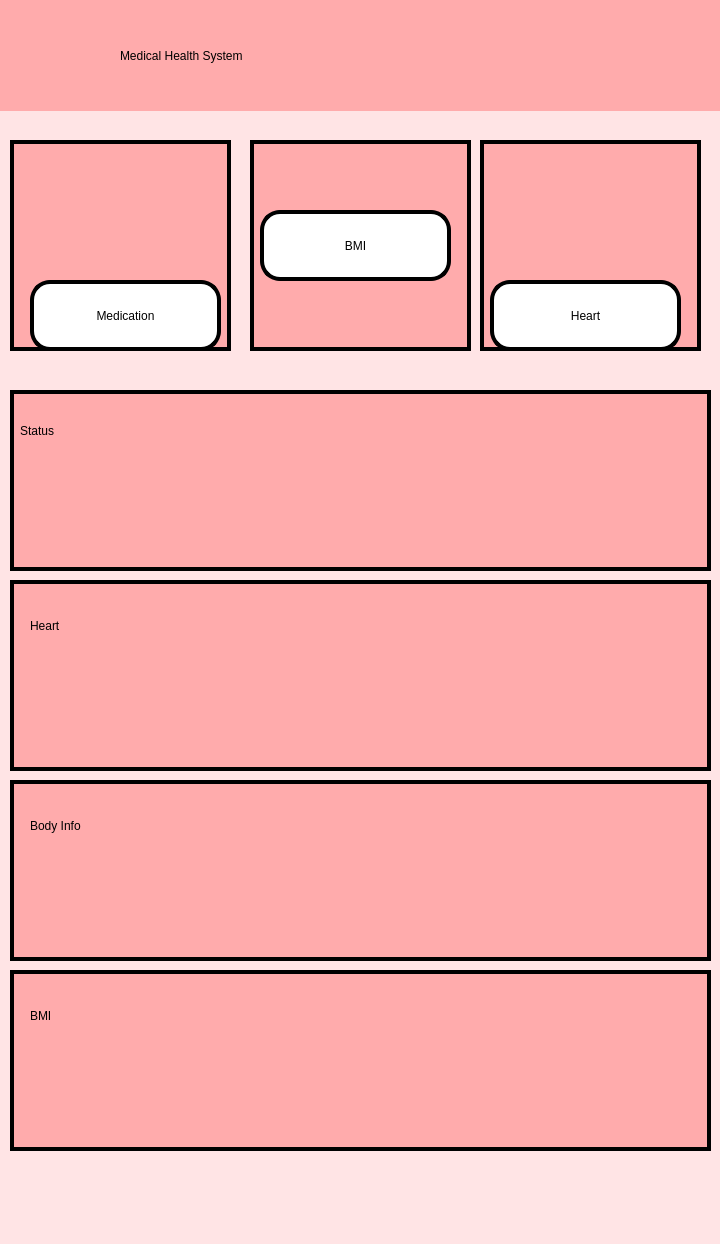
First picture: the form in UI/PHS_homepage.ui, repository NaryanSambhi/CSCN72030---Sec3---Group2, before the edit.
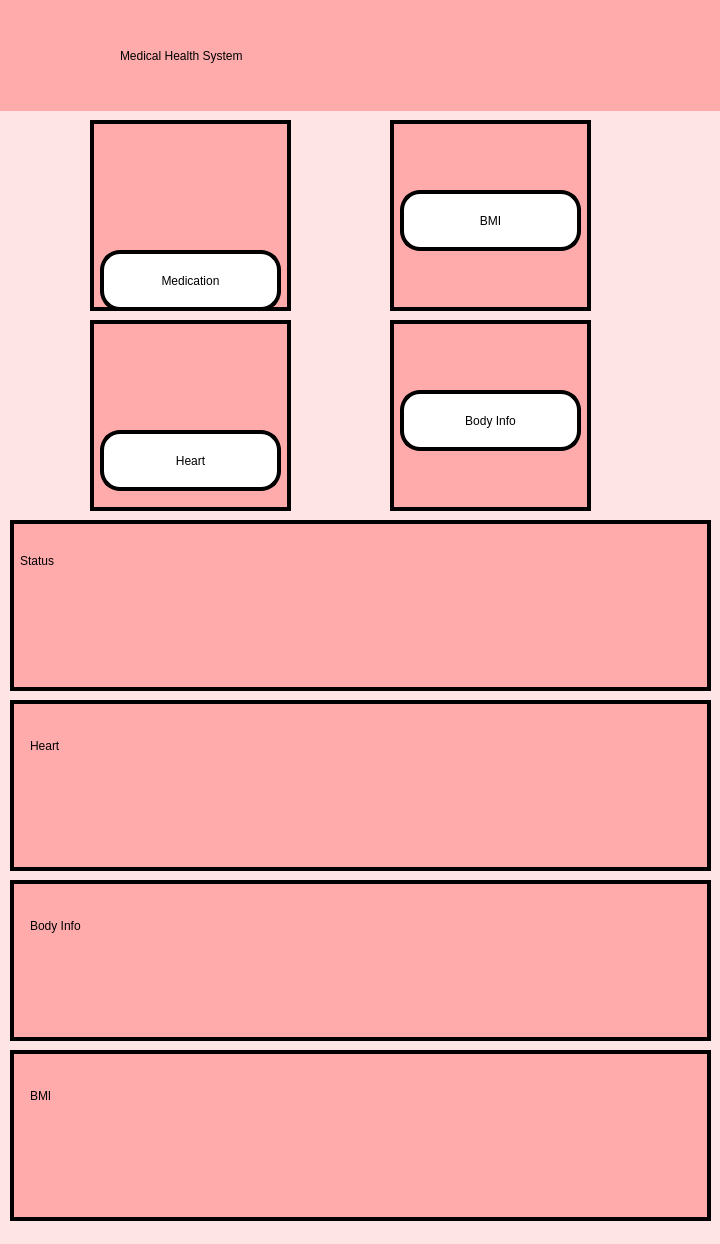
Second picture: the form after the edit. Icons and pictures are not drawn.

Commit message: made heart and body gui

Patch:
```diff
--- a/UI/PHS_homepage.ui
+++ b/UI/PHS_homepage.ui
@@ -67,10 +67,10 @@
     <widget class="QWidget" name="widget_3" native="true">
      <property name="geometry">
       <rect>
-       <x>10</x>
-       <y>170</y>
-       <width>221</width>
-       <height>211</height>
+       <x>90</x>
+       <y>150</y>
+       <width>201</width>
+       <height>191</height>
       </rect>
      </property>
      <property name="styleSheet">
@@ -83,8 +83,8 @@
        <rect>
         <x>0</x>
         <y>0</y>
-        <width>221</width>
-        <height>211</height>
+        <width>201</width>
+        <height>191</height>
        </rect>
       </property>
       <property name="styleSheet">
@@ -103,10 +103,10 @@
      <widget class="QPushButton" name="Medication">
       <property name="geometry">
        <rect>
-        <x>20</x>
-        <y>140</y>
-        <width>191</width>
-        <height>71</height>
+        <x>10</x>
+        <y>130</y>
+        <width>181</width>
+        <height>61</height>
        </rect>
       </property>
       <property name="styleSheet">
@@ -127,9 +127,9 @@
      <property name="geometry">
       <rect>
        <x>10</x>
-       <y>420</y>
+       <y>550</y>
        <width>701</width>
-       <height>181</height>
+       <height>171</height>
       </rect>
      </property>
      <property name="styleSheet">
@@ -160,7 +160,7 @@
         <x>510</x>
         <y>10</y>
         <width>181</width>
-        <height>161</height>
+        <height>151</height>
        </rect>
       </property>
       <property name="styleSheet">
@@ -181,9 +181,9 @@
      <property name="geometry">
       <rect>
        <x>10</x>
-       <y>610</y>
+       <y>730</y>
        <width>701</width>
-       <height>191</height>
+       <height>171</height>
       </rect>
      </property>
      <property name="styleSheet">
@@ -214,7 +214,7 @@
         <x>510</x>
         <y>10</y>
         <width>181</width>
-        <height>161</height>
+        <height>151</height>
        </rect>
       </property>
       <property name="styleSheet">
@@ -234,10 +234,10 @@
     <widget class="QWidget" name="widget_4" native="true">
      <property name="geometry">
       <rect>
-       <x>250</x>
-       <y>170</y>
-       <width>221</width>
-       <height>211</height>
+       <x>390</x>
+       <y>150</y>
+       <width>201</width>
+       <height>191</height>
       </rect>
      </property>
      <property name="styleSheet">
@@ -250,8 +250,8 @@
        <rect>
         <x>10</x>
         <y>70</y>
-        <width>191</width>
-        <height>71</height>
+        <width>181</width>
+        <height>61</height>
        </rect>
       </property>
       <property name="styleSheet">
@@ -267,71 +267,13 @@
       </property>
      </widget>
     </widget>
-    <widget class="QWidget" name="widget_5" native="true">
-     <property name="geometry">
-      <rect>
-       <x>480</x>
-       <y>170</y>
-       <width>221</width>
-       <height>211</height>
-      </rect>
-     </property>
-     <property name="styleSheet">
-      <string notr="true">background-color: rgb(255, 171, 172);
-border: 4px solid black;
-</string>
-     </property>
-     <widget class="QLabel" name="heartpic">
-      <property name="geometry">
-       <rect>
-        <x>0</x>
-        <y>0</y>
-        <width>221</width>
-        <height>211</height>
-       </rect>
-      </property>
-      <property name="styleSheet">
-       <string notr="true"/>
-      </property>
-      <property name="text">
-       <string/>
-      </property>
-      <property name="pixmap">
-       <pixmap resource="Config.qrc">:/newPrefix/heart.png</pixmap>
-      </property>
-      <property name="scaledContents">
-       <bool>true</bool>
-      </property>
-     </widget>
-     <widget class="QPushButton" name="Heart">
-      <property name="geometry">
-       <rect>
-        <x>10</x>
-        <y>140</y>
-        <width>191</width>
-        <height>71</height>
-       </rect>
-      </property>
-      <property name="styleSheet">
-       <string notr="true">color: rgb(0, 0, 0);
-background-color: white;
-border-radius:20px;
-font: 23pt &quot;MS Shell Dlg 2&quot;;
-
-</string>
-      </property>
-      <property name="text">
-       <string>Heart</string>
-      </property>
-     </widget>
-    </widget>
     <widget class="QWidget" name="widget_8" native="true">
      <property name="geometry">
       <rect>
        <x>10</x>
-       <y>810</y>
+       <y>910</y>
        <width>701</width>
-       <height>181</height>
+       <height>161</height>
       </rect>
      </property>
      <property name="styleSheet">
@@ -359,10 +301,10 @@
      <widget class="QLabel" name="bodyinfo">
       <property name="geometry">
        <rect>
-        <x>500</x>
+        <x>510</x>
         <y>10</y>
-        <width>181</width>
-        <height>161</height>
+        <width>171</width>
+        <height>141</height>
        </rect>
       </property>
       <property name="styleSheet">
@@ -383,9 +325,9 @@
      <property name="geometry">
       <rect>
        <x>10</x>
-       <y>1000</y>
+       <y>1080</y>
        <width>701</width>
-       <height>181</height>
+       <height>171</height>
       </rect>
      </property>
      <property name="styleSheet">
@@ -413,10 +355,10 @@
      <widget class="QLabel" name="scale">
       <property name="geometry">
        <rect>
-        <x>490</x>
+        <x>510</x>
         <y>10</y>
-        <width>181</width>
-        <height>161</height>
+        <width>171</width>
+        <height>151</height>
        </rect>
       </property>
       <property name="styleSheet">
@@ -433,6 +375,100 @@
       </property>
      </widget>
     </widget>
+    <widget class="QWidget" name="widget_5" native="true">
+     <property name="geometry">
+      <rect>
+       <x>90</x>
+       <y>350</y>
+       <width>201</width>
+       <height>191</height>
+      </rect>
+     </property>
+     <property name="styleSheet">
+      <string notr="true">background-color: rgb(255, 171, 172);
+border: 4px solid black;
+</string>
+     </property>
+     <widget class="QLabel" name="heartpic">
+      <property name="geometry">
+       <rect>
+        <x>0</x>
+        <y>0</y>
+        <width>201</width>
+        <height>191</height>
+       </rect>
+      </property>
+      <property name="styleSheet">
+       <string notr="true"/>
+      </property>
+      <property name="text">
+       <string/>
+      </property>
+      <property name="pixmap">
+       <pixmap resource="Config.qrc">:/newPrefix/heart.png</pixmap>
+      </property>
+      <property name="scaledContents">
+       <bool>true</bool>
+      </property>
+     </widget>
+     <widget class="QPushButton" name="Heart">
+      <property name="geometry">
+       <rect>
+        <x>10</x>
+        <y>110</y>
+        <width>181</width>
+        <height>61</height>
+       </rect>
+      </property>
+      <property name="styleSheet">
+       <string notr="true">color: rgb(0, 0, 0);
+background-color: white;
+border-radius:20px;
+font: 23pt &quot;MS Shell Dlg 2&quot;;
+
+</string>
+      </property>
+      <property name="text">
+       <string>Heart</string>
+      </property>
+     </widget>
+    </widget>
+    <widget class="QWidget" name="widget_10" native="true">
+     <property name="geometry">
+      <rect>
+       <x>390</x>
+       <y>350</y>
+       <width>201</width>
+       <height>191</height>
+      </rect>
+     </property>
+     <property name="styleSheet">
+      <string notr="true">background-color: rgb(255, 171, 172);
+border: 4px solid black;
+</string>
+     </property>
+     <widget class="QPushButton" name="Body">
+      <property name="geometry">
+       <rect>
+        <x>10</x>
+        <y>70</y>
+        <width>181</width>
+        <height>61</height>
+       </rect>
+      </property>
+      <property name="styleSheet">
+       <string notr="true">color: rgb(0, 0, 0);
+background-color: white;
+border-radius:20px;
+font: 23pt &quot;MS Shell Dlg 2&quot;;
+
+</string>
+      </property>
+      <property name="text">
+       <string>Body Info</string>
+      </property>
+     </widget>
+    </widget>
    </widget>
   </widget>
   <widget class="QStatusBar" name="statusbar"/>
```
The commit also changes 8 other files.
